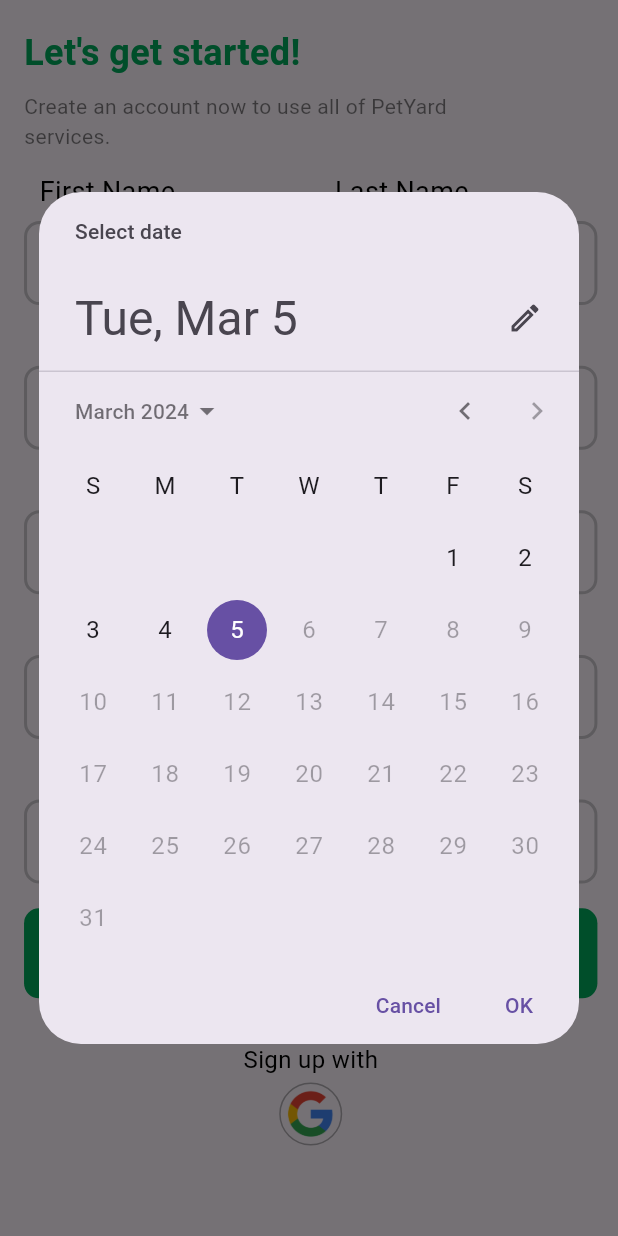
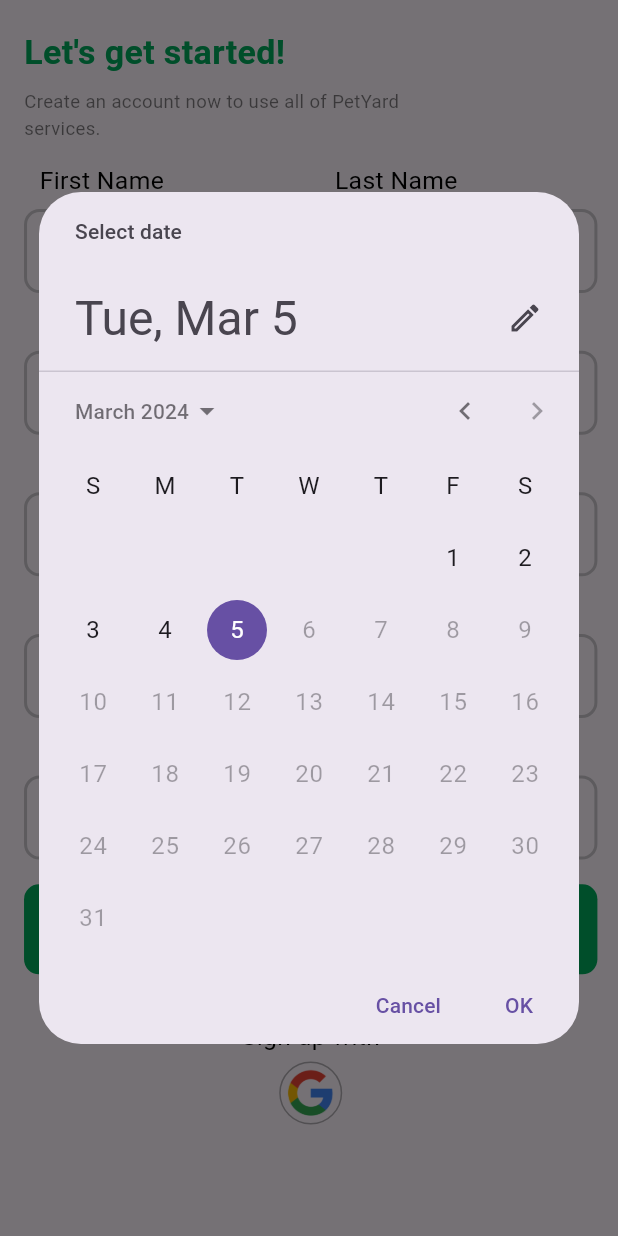
Before and after one commit to Loaiosama/PetYard, a Flutter app: the screen it shows after launch, after a tap on "26-1-2003", on a phone screen of 412 x 824 dp. Run offline on Flutter 3.47's test engine with Material 3 defaults, Android fonts, the phone set to English and light mode, and no system bars; our stand-ins replace animated_splash_screen, flutter_screenutil, go_router.

Commit message:
create on boarding screen

```diff
--- a/petowner_frontend/lib/core/utils/routing/app_router.dart
+++ b/petowner_frontend/lib/core/utils/routing/app_router.dart
@@ -1,6 +1,7 @@
 import 'package:flutter/material.dart';
 import 'package:go_router/go_router.dart';
 import 'package:petowner_frontend/core/utils/routing/routes.dart';
+import 'package:petowner_frontend/features/onboarding/presentation/onboarding_screen.dart';
 import 'package:petowner_frontend/features/registration/signup/presentation/signup.dart';
 import 'package:petowner_frontend/features/splash/splash_view.dart';
 
@@ -12,7 +13,7 @@ abstract class AppRouter {
         builder: (BuildContext context, GoRouterState state) {
           Future.delayed(const Duration(seconds: 3), () {
             appRouter.go(
-              Routes.kSignupScreen,
+              Routes.kOnBoardingScreen,
             );
           });
           return const SplashView();
@@ -24,6 +25,12 @@ abstract class AppRouter {
           return const SignUpScreen();
         },
       ),
+      GoRoute(
+        path: Routes.kOnBoardingScreen,
+        builder: (BuildContext context, GoRouterState state) {
+          return const OnBoardingScreen();
+        },
+      ),
     ],
   );
 }
--- a/petowner_frontend/lib/core/utils/routing/routes.dart
+++ b/petowner_frontend/lib/core/utils/routing/routes.dart
@@ -1,5 +1,5 @@
 class Routes {
   static const String kSplashScreen = '/';
-  static const String kOnBoardingScreen = 'onBoarding';
+  static const String kOnBoardingScreen = '/onBoarding';
   static const String kSignupScreen = '/signUp';
 }
--- a/petowner_frontend/lib/core/utils/theming/styles.dart
+++ b/petowner_frontend/lib/core/utils/theming/styles.dart
@@ -1,35 +1,36 @@
 import 'package:flutter/material.dart';
+import 'package:flutter_screenutil/flutter_screenutil.dart';
 
 class Styles {
-  static TextStyle styles24 = const TextStyle(
-    fontSize: 24,
+  static TextStyle styles22 = TextStyle(
+    fontSize: 22.sp,
     fontWeight: FontWeight.bold,
     color: Colors.black,
   );
 
-  static TextStyle styles22 = const TextStyle(
-    fontSize: 22,
+  static TextStyle styles20 = TextStyle(
+    fontSize: 20.sp,
     fontWeight: FontWeight.bold,
     color: Colors.black,
   );
 
-  static TextStyle styles20 = const TextStyle(
-    fontSize: 20,
+  static TextStyle styles18 = TextStyle(
+    fontSize: 18.sp,
     fontWeight: FontWeight.w600,
     color: Colors.black,
   );
-  static TextStyle styles18 = const TextStyle(
-    fontSize: 18,
-    fontWeight: FontWeight.normal,
-    color: Colors.black,
-  );
-  static TextStyle styles16 = const TextStyle(
-    fontSize: 16,
+  static TextStyle styles16 = TextStyle(
+    fontSize: 16.sp,
     fontWeight: FontWeight.normal,
     color: Colors.black,
   );
   static TextStyle styles14 = TextStyle(
-    fontSize: 14,
+    fontSize: 14.sp,
+    fontWeight: FontWeight.normal,
+    color: Colors.black,
+  );
+  static TextStyle styles12 = TextStyle(
+    fontSize: 12.sp,
     fontWeight: FontWeight.normal,
     color: Colors.black.withOpacity(0.5),
   );
--- /dev/null
+++ b/petowner_frontend/lib/features/onboarding/presentation/onboarding_screen.dart
@@ -0,0 +1,10 @@
+import 'package:flutter/material.dart';
+
+class OnBoardingScreen extends StatelessWidget {
+  const OnBoardingScreen({super.key});
+
+  @override
+  Widget build(BuildContext context) {
+    return const Scaffold();
+  }
+}
--- a/petowner_frontend/lib/features/registration/signup/presentation/widgets/date_of_birth_column.dart
+++ b/petowner_frontend/lib/features/registration/signup/presentation/widgets/date_of_birth_column.dart
@@ -15,7 +15,7 @@ class DateOfBirthColumn extends StatelessWidget {
           padding: EdgeInsets.only(left: 9.0.w),
           child: Text(
             'Date of Birth',
-            style: Styles.styles18,
+            style: Styles.styles16,
           ),
         ),
         SizedBox(height: 6.h),
--- a/petowner_frontend/lib/features/registration/signup/presentation/widgets/first_section.dart
+++ b/petowner_frontend/lib/features/registration/signup/presentation/widgets/first_section.dart
@@ -15,14 +15,14 @@ class FirstSection extends StatelessWidget {
       children: [
         Text(
           'Let\'s get started!',
-          style: Styles.styles24.copyWith(color: kPrimaryGreen),
+          style: Styles.styles22.copyWith(color: kPrimaryGreen),
         ),
         SizedBox(height: 8.h),
         SizedBox(
           width: MediaQuery.of(context).size.width * 0.7,
           child: Text(
             'Create an account now to use all of PetYard services.',
-            style: Styles.styles14,
+            style: Styles.styles12,
           ),
         ),
         SizedBox(height: 14.h),
--- a/petowner_frontend/lib/features/registration/signup/presentation/widgets/signup_text_field_column.dart
+++ b/petowner_frontend/lib/features/registration/signup/presentation/widgets/signup_text_field_column.dart
@@ -29,7 +29,7 @@ class SignUpTextFieldColumn extends StatelessWidget {
           padding: EdgeInsets.only(left: 9.0.w),
           child: Text(
             labelText,
-            style: Styles.styles18,
+            style: Styles.styles16,
           ),
         ),
         SizedBox(height: 6.h),
--- a/petowner_frontend/lib/features/registration/signup/presentation/widgets/third_section.dart
+++ b/petowner_frontend/lib/features/registration/signup/presentation/widgets/third_section.dart
@@ -16,7 +16,7 @@ class ThirdSection extends StatelessWidget {
         const DateOfBirthColumn(),
         SizedBox(height: 16.h),
         PetYardTextButton(
-          style: Styles.styles18.copyWith(color: Colors.white),
+          style: Styles.styles16.copyWith(color: Colors.white),
         ),
         SizedBox(height: 6.h),
         const ALternativeSignupOptionColumn(),
```
